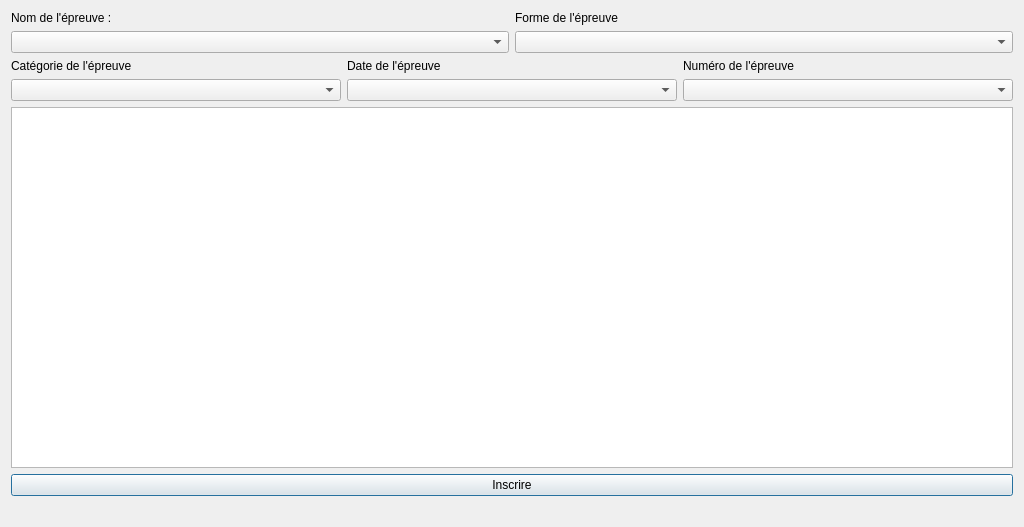
This is gui/inscription_epreuve.ui in pH0xe/L3-Info-Projet-CEBD as Qt 5 draws it before an edit. The edited form follows.
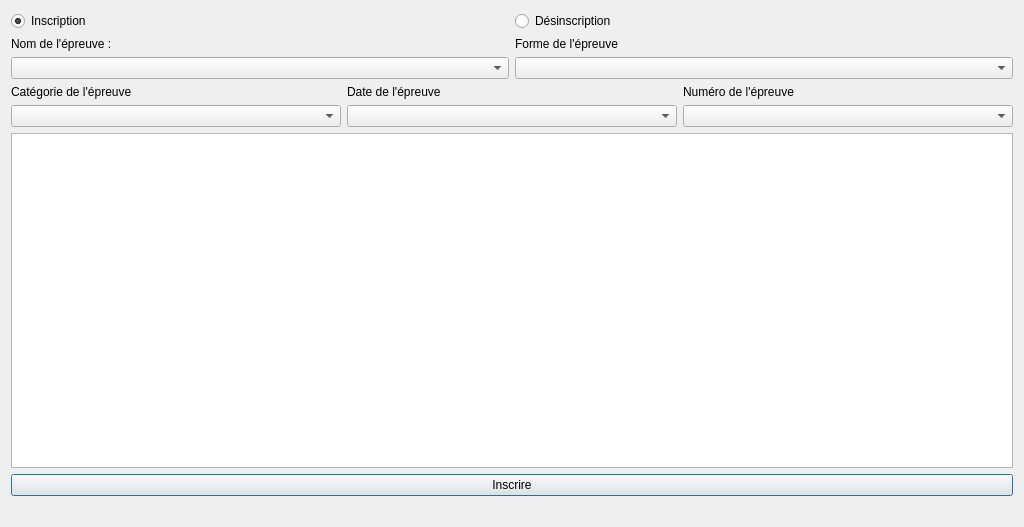
This is the edited form.

What changed in the file:
```diff
--- a/gui/inscription_epreuve.ui
+++ b/gui/inscription_epreuve.ui
@@ -14,7 +14,7 @@
    <string>Inscription à une épreuve</string>
   </property>
   <layout class="QGridLayout" name="gridLayout">
-   <item row="0" column="0">
+   <item row="2" column="0">
     <layout class="QVBoxLayout" name="verticalLayout_6">
      <item>
       <layout class="QHBoxLayout" name="horizontalLayout_2">
@@ -108,6 +108,12 @@
        <property name="showGrid">
         <bool>false</bool>
        </property>
+       <property name="sortingEnabled">
+        <bool>true</bool>
+       </property>
+       <attribute name="horizontalHeaderStretchLastSection">
+        <bool>true</bool>
+       </attribute>
       </widget>
      </item>
      <item>
@@ -129,6 +135,27 @@
      </item>
     </layout>
    </item>
+   <item row="0" column="0">
+    <layout class="QHBoxLayout" name="horizontalLayout_3">
+     <item>
+      <widget class="QRadioButton" name="radio_inscription">
+       <property name="text">
+        <string>Inscription</string>
+       </property>
+       <property name="checked">
+        <bool>true</bool>
+       </property>
+      </widget>
+     </item>
+     <item>
+      <widget class="QRadioButton" name="radio_deinscription">
+       <property name="text">
+        <string>Désinscription</string>
+       </property>
+      </widget>
+     </item>
+    </layout>
+   </item>
   </layout>
  </widget>
  <resources/>
```
Left out of the diff: 53 changed lines with no effect on the pictures.
